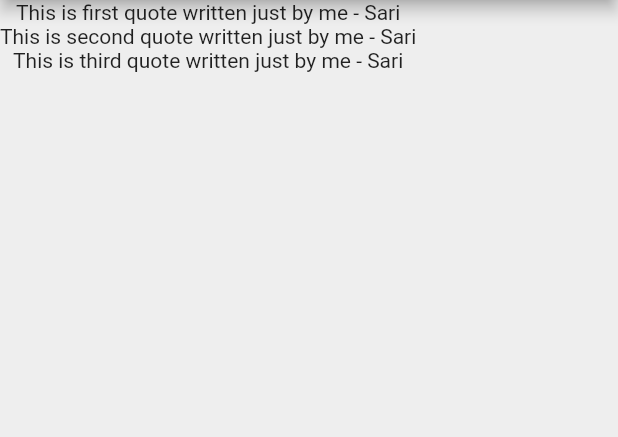
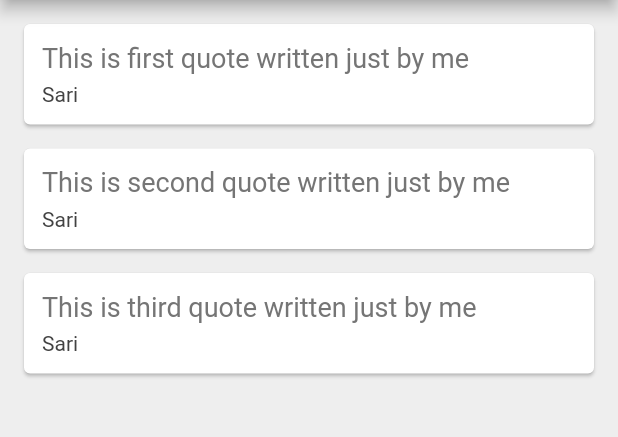
Before and after one commit to s336154/quotes, a Flutter app: the screen it shows after launch, on a phone screen of 412 x 824 dp, the part 84-521 px from its top. Run offline on Flutter 3.47's test engine with Material 2 defaults, Android fonts, the phone set to English and light mode, and no system bars.

Commit message:
Card created to present Author and Quotes

```diff
--- a/lib/main.dart
+++ b/lib/main.dart
@@ -18,7 +18,34 @@ class _QuoteListState extends State<QuoteList> {
     Quote(author: 'Sari', text:"This is third quote written just by me"),
   ];
 
-
+  Widget quoteTemplate(quote){
+    return Card(
+      margin: EdgeInsets.fromLTRB(16.0, 16.0, 16.0, 0),
+      child: Padding(
+        padding: const EdgeInsets.all(12.0),
+        child: Column(
+          crossAxisAlignment: CrossAxisAlignment.stretch,
+          children: <Widget> [
+            Text(
+              quote.text,
+              style: TextStyle(
+                fontSize: 18.0,
+                color: Colors.grey[600],
+              ),
+            ),
+            SizedBox(height: 6),
+            Text(
+              quote.author,
+              style: TextStyle(
+                fontSize: 14.0,
+                color: Colors.grey[800]
+              ),
+            ),
+          ],
+        ),
+      ),
+    );
+  }
 
   @override
   Widget build(BuildContext context) {
@@ -30,7 +57,7 @@ class _QuoteListState extends State<QuoteList> {
         backgroundColor: Colors.redAccent,
       ),
       body: Column(
-        children: quotes.map((quote) => Text('${quote.text} - ${quote.author}')).toList(),
+        children: quotes.map((quote) => quoteTemplate(quote)).toList(),
       )
       ,
     );
```
